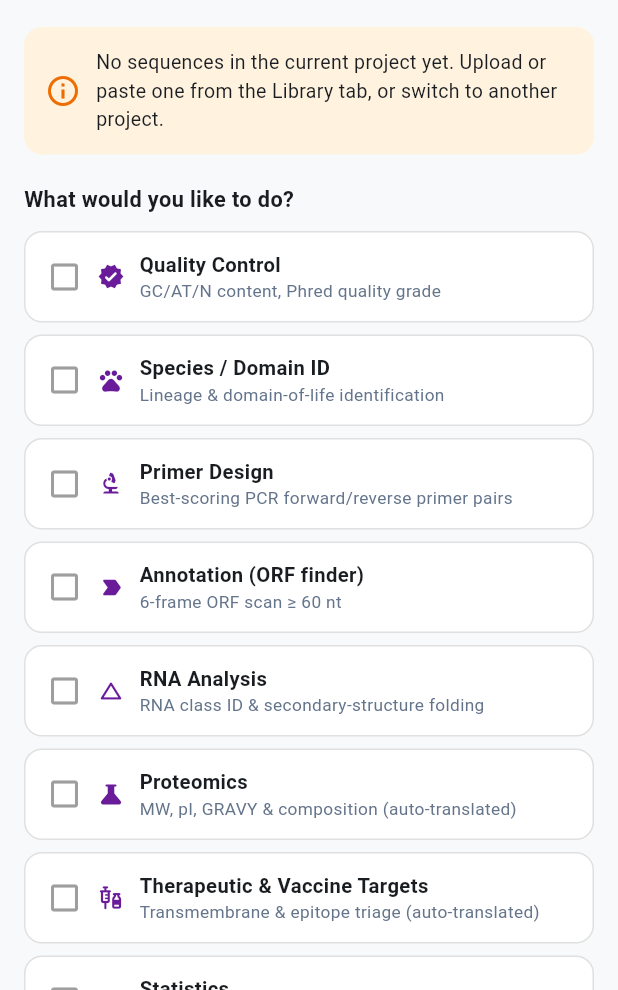
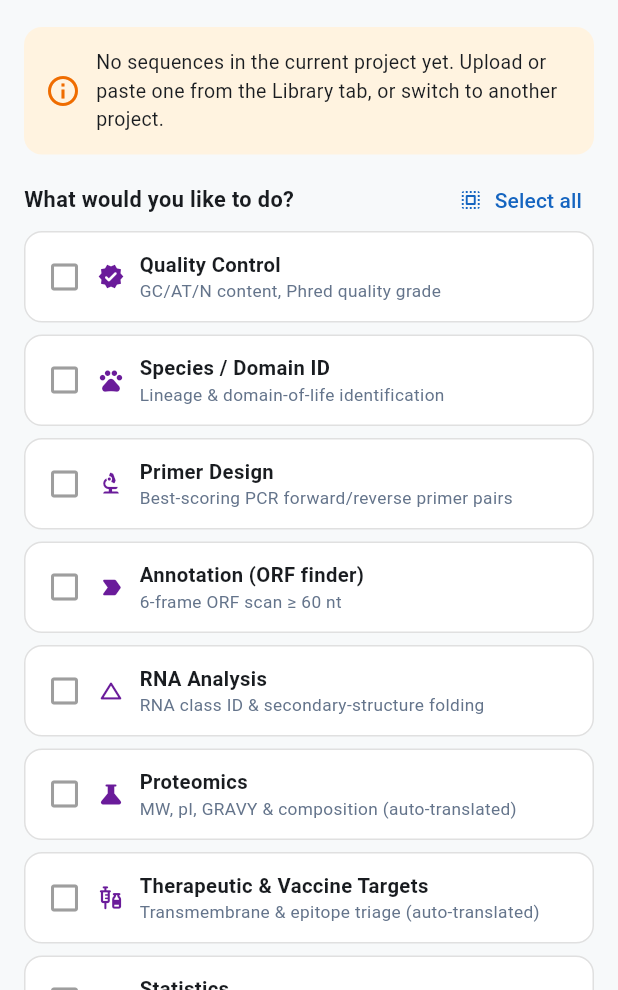
Before and after one commit to Ibrehima/Genome-analyzer-Folder, a Flutter app: the SmartWorkflowScreen screen opened directly, on a phone screen of 412 x 824 dp, the part 246-1236 px from its top. Run offline on Flutter 3.47's test engine with Material 3 defaults, Android fonts, the phone set to English and light mode, and no system bars; our stand-ins replace file_picker, fl_chart, hive_flutter, pdf, shared_preferences; missing offline and left inert: excel, file_saver; accounts and stored records are empty; network calls fail.

Commit message:
Add Select all/Deselect all shortcuts to sequence multi-select and Smart Workflow task checklist

```diff
--- a/lib/screens/smart_workflow_screen.dart
+++ b/lib/screens/smart_workflow_screen.dart
@@ -393,9 +393,45 @@ class _SmartWorkflowScreenState extends State<SmartWorkflowScreen> {
             label: 'Select the sequence to analyze',
           ),
           const SizedBox(height: 20),
-          const Text(
-            'What would you like to do?',
-            style: TextStyle(fontWeight: FontWeight.w700, fontSize: 14.5),
+          Row(
+            children: [
+              const Expanded(
+                child: Text(
+                  'What would you like to do?',
+                  style: TextStyle(fontWeight: FontWeight.w700, fontSize: 14.5),
+                ),
+              ),
+              TextButton.icon(
+                onPressed: _running
+                    ? null
+                    : () => setState(() {
+                        if (_selectedTaskIds.length == _availableTasks.length) {
+                          _selectedTaskIds.clear();
+                        } else {
+                          _selectedTaskIds
+                            ..clear()
+                            ..addAll(_availableTasks.map((t) => t.id));
+                        }
+                      }),
+                icon: Icon(
+                  _selectedTaskIds.length == _availableTasks.length
+                      ? Icons.deselect_rounded
+                      : Icons.select_all_rounded,
+                  size: 16,
+                ),
+                label: Text(
+                  _selectedTaskIds.length == _availableTasks.length
+                      ? 'Deselect all'
+                      : 'Select all',
+                ),
+                style: TextButton.styleFrom(
+                  padding: const EdgeInsets.symmetric(horizontal: 8, vertical: 4),
+                  minimumSize: Size.zero,
+                  tapTargetSize: MaterialTapTargetSize.shrinkWrap,
+                  visualDensity: VisualDensity.compact,
+                ),
+              ),
+            ],
           ),
           const SizedBox(height: 10),
           ..._availableTasks.map(
--- a/lib/widgets/sequence_selector.dart
+++ b/lib/widgets/sequence_selector.dart
@@ -47,16 +47,40 @@ class SequenceSelector extends StatelessWidget {
       );
     }
 
+    final allIds = sequences.map((s) => s.id).toList();
+    final allSelected = allIds.isNotEmpty && allIds.every(selectedIds.contains);
+
     return Column(
       crossAxisAlignment: CrossAxisAlignment.start,
       children: [
-        Text(
+        Row(
+          children: [
+            Expanded(
+              child: Text(
                 label,
                 style: const TextStyle(
                   fontSize: 13,
                   fontWeight: FontWeight.w600,
                   color: Color(0xFF64748B),
                 ),
+              ),
+            ),
+            if (multiple && sequences.length > 1)
+              TextButton.icon(
+                onPressed: () => onChanged(allSelected ? [] : allIds),
+                icon: Icon(
+                  allSelected ? Icons.deselect_rounded : Icons.select_all_rounded,
+                  size: 16,
+                ),
+                label: Text(allSelected ? 'Deselect all' : 'Select all'),
+                style: TextButton.styleFrom(
+                  padding: const EdgeInsets.symmetric(horizontal: 8, vertical: 4),
+                  minimumSize: Size.zero,
+                  tapTargetSize: MaterialTapTargetSize.shrinkWrap,
+                  visualDensity: VisualDensity.compact,
+                ),
+              ),
+          ],
         ),
         const SizedBox(height: 8),
         ...sequences.map((seq) {
```
Lines whose indentation alone changed are shown as unchanged.
